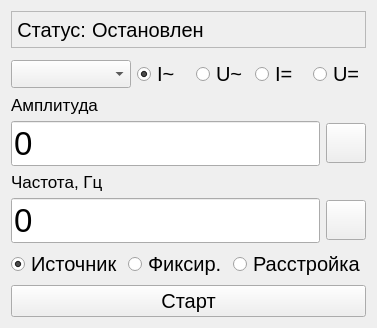
Old version of the form ui/source_mode_form.ui in the repository irsural/calibrator_pc.
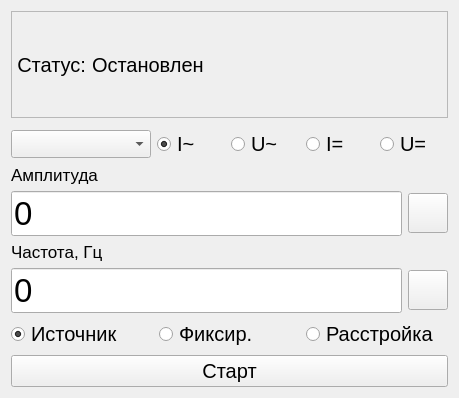
New version of the form. Icons and pictures are not drawn. Custom widgets are drawn as their Qt base class.

The edit to the form file:
```diff
--- a/ui/source_mode_form.ui
+++ b/ui/source_mode_form.ui
@@ -6,10 +6,16 @@
    <rect>
     <x>0</x>
     <y>0</y>
-    <width>362</width>
-    <height>328</height>
+    <width>459</width>
+    <height>398</height>
    </rect>
   </property>
+  <property name="sizePolicy">
+   <sizepolicy hsizetype="Fixed" vsizetype="Fixed">
+    <horstretch>0</horstretch>
+    <verstretch>0</verstretch>
+   </sizepolicy>
+  </property>
   <property name="font">
    <font>
     <pointsize>10</pointsize>
@@ -86,9 +92,15 @@
      </property>
      <item>
       <widget class="QComboBox" name="clb_list_combobox">
+       <property name="sizePolicy">
+        <sizepolicy hsizetype="Fixed" vsizetype="Fixed">
+         <horstretch>0</horstretch>
+         <verstretch>0</verstretch>
+        </sizepolicy>
+       </property>
        <property name="minimumSize">
         <size>
-         <width>120</width>
+         <width>140</width>
          <height>0</height>
         </size>
        </property>
```
